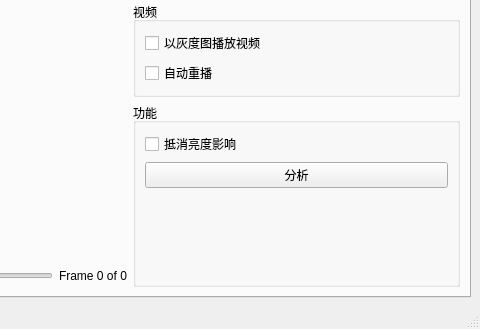
First picture: the form in res/ui/mainWindow.ui, repository llllTnTlll/videoProcesserGUI, before the edit; both pictures show x 547 to 1027 and y 320 to 649 of the 1027 by 649 pixel window.
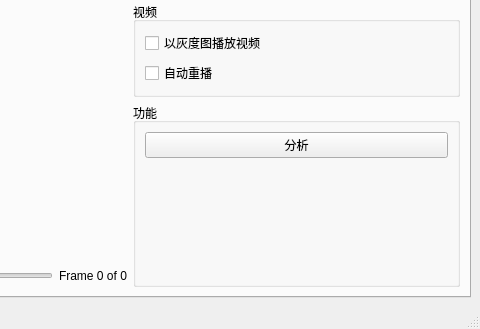
Second picture: the form after the edit. Icons and pictures are not drawn.

```diff
--- a/res/ui/mainWindow.ui
+++ b/res/ui/mainWindow.ui
@@ -285,13 +285,6 @@
                <string>功能</string>
               </property>
               <layout class="QVBoxLayout" name="verticalLayout_6">
-               <item>
-                <widget class="QCheckBox" name="checkBox">
-                 <property name="text">
-                  <string>抵消亮度影响</string>
-                 </property>
-                </widget>
-               </item>
                <item>
                 <widget class="QPushButton" name="analysisBtn">
                  <property name="text">
```
Left out of the diff: 2 changed lines with no effect on the pictures.
